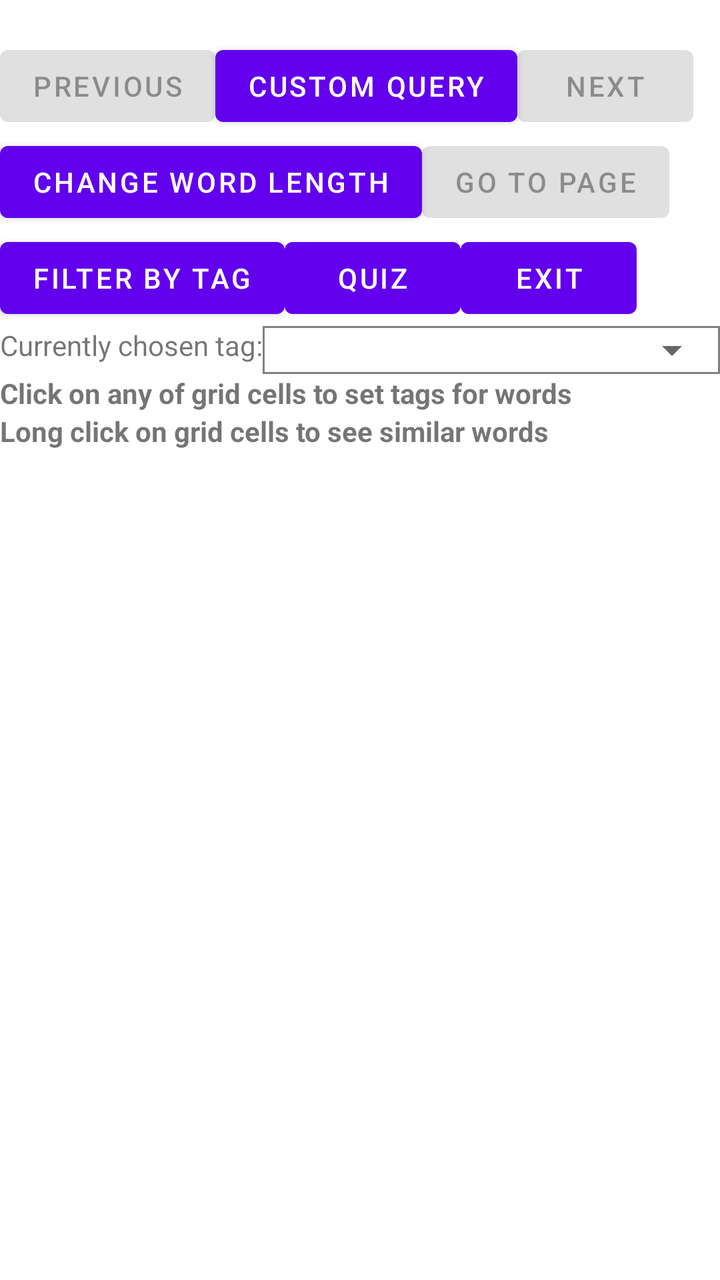
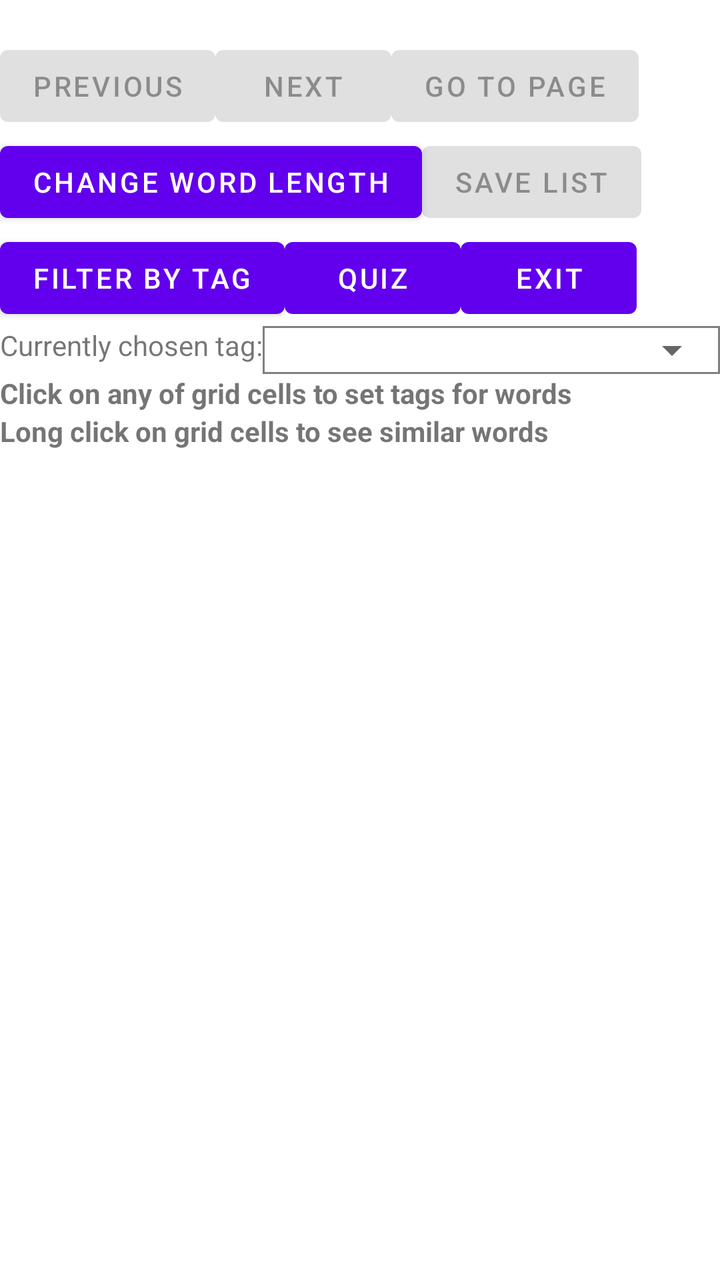

Before-and-after screenshots of an Android layout around one commit, followed by the original layout XML and the change that was made.
<!-- AndroidManifest.xml: application theme Theme.WordQuiz -->
<!-- res/layout/app_bar_report.xml -->
<?xml version="1.0" encoding="utf-8"?>
<LinearLayout xmlns:android="http://schemas.android.com/apk/res/android"
    xmlns:tools="http://schemas.android.com/tools"
    android:layout_width="match_parent"
    android:layout_height="wrap_content"
    android:orientation="vertical"
    tools:context=".MainActivity">
    <TextView
        android:layout_width="wrap_content"
        android:layout_height="wrap_content"
        android:textStyle="bold"
        android:id="@+id/textview6">
    </TextView>
    <LinearLayout
        android:layout_width="match_parent"
        android:layout_height="wrap_content"
        android:orientation="horizontal">
        <Button
            android:layout_width="wrap_content"
            android:layout_height="wrap_content"
            android:text="Previous"
            android:enabled="false"
            android:id="@+id/button6">
        </Button>
        <Button
            android:layout_width="wrap_content"
            android:layout_height="wrap_content"
            android:text="Custom Query"
            android:id="@+id/button18">
        </Button>
        <Button
            android:layout_width="wrap_content"
            android:layout_height="wrap_content"
            android:text="Next"
            android:enabled="false"
            android:id="@+id/button7">
        </Button>
    </LinearLayout>
    <LinearLayout
        android:layout_width="match_parent"
        android:layout_height="wrap_content"
        android:orientation="horizontal">
        <Button
            android:layout_width="wrap_content"
            android:layout_height="wrap_content"
            android:text="Change Word Length"
            android:id="@+id/button8">
        </Button>
        <Button
            android:layout_width="wrap_content"
            android:layout_height="wrap_content"
            android:text="Go To Page"
            android:enabled="false"
            android:id="@+id/button16">
        </Button>
    </LinearLayout>
    <LinearLayout
        android:layout_width="match_parent"
        android:layout_height="wrap_content"
        android:orientation="horizontal">
        <Button
            android:layout_width="wrap_content"
            android:layout_height="wrap_content"
            android:text="Filter By Tag"
            android:id="@+id/button13">
        </Button>
        <Button
            android:layout_width="wrap_content"
            android:layout_height="wrap_content"
            android:text="Quiz"
            android:id="@+id/button9">
        </Button>
        <Button
            android:layout_width="wrap_content"
            android:layout_height="wrap_content"
            android:text="Exit"
            android:id="@+id/button14">
        </Button>
    </LinearLayout>
    <LinearLayout
        android:layout_width="match_parent"
        android:layout_height="wrap_content"
        android:orientation="horizontal">
        <TextView
            android:layout_width="wrap_content"
            android:layout_height="wrap_content"
            android:text="Currently chosen tag:"
            android:id="@+id/textview26">
        </TextView>
        <FrameLayout
            android:layout_width="match_parent"
            android:layout_height="wrap_content"
            android:background="@drawable/rectangle">
            <Spinner
                android:id="@+id/spinner4"
                android:layout_width="match_parent"
                android:layout_height="wrap_content" />
        </FrameLayout>
    </LinearLayout>
    <TextView
        android:layout_width="wrap_content"
        android:layout_height="wrap_content"
        android:text="Click on any of grid cells to set tags for words"
        android:textStyle="bold"
        android:id="@+id/textview24">
    </TextView>
    <TextView
        android:layout_width="wrap_content"
        android:layout_height="wrap_content"
        android:text="Long click on grid cells to see similar words"
        android:textStyle="bold"
        android:id="@+id/textview25">
    </TextView>
    <androidx.core.widget.NestedScrollView
        android:layout_width="match_parent"
        android:layout_height="wrap_content">
        <androidx.recyclerview.widget.RecyclerView
            android:id="@+id/gridview2"
            android:clipToPadding="false"
            android:layout_width="match_parent"
            android:layout_height="wrap_content" />
    </androidx.core.widget.NestedScrollView>
</LinearLayout>
<!-- resources referenced by this layout -->
<resources>
  <!-- drawable rectangle (drawable) -->
  <?xml version="1.0" encoding="utf-8"?>
  <shape xmlns:android="http://schemas.android.com/apk/res/android">
      <stroke
          android:width="1dp"
          android:color="@color/gray"/>
  </shape>
  <style name="Theme.WordQuiz" parent="Theme.MaterialComponents.DayNight.NoActionBar">
          
          <item name="colorPrimary">@color/purple_500</item>
          <item name="colorPrimaryVariant">@color/purple_700</item>
          <item name="colorOnPrimary">@color/white</item>
          
          <item name="colorSecondary">@color/teal_200</item>
          <item name="colorSecondaryVariant">@color/teal_700</item>
          <item name="colorOnSecondary">@color/black</item>
          
          <item name="android:statusBarColor" tools:targetApi="l">?attr/colorPrimaryVariant</item>
          
      </style>
  <color name="gray">#FF808080</color>
  <color name="purple_500">#FF6200EE</color>
  <color name="purple_700">#FF3700B3</color>
  <color name="white">#FFFFFFFF</color>
  <color name="teal_200">#FF03DAC5</color>
  <color name="teal_700">#FF018786</color>
  <color name="black">#FF000000</color>
</resources>

<!-- the commit's change to res/layout/app_bar_report.xml (unified diff, before → after) -->
@@ -25,15 +25,16 @@
         <Button
             android:layout_width="wrap_content"
             android:layout_height="wrap_content"
-            android:text="Custom Query"
-            android:id="@+id/button18">
+            android:text="Next"
+            android:enabled="false"
+            android:id="@+id/button7">
         </Button>
         <Button
             android:layout_width="wrap_content"
             android:layout_height="wrap_content"
-            android:text="Next"
+            android:text="Go To Page"
             android:enabled="false"
-            android:id="@+id/button7">
+            android:id="@+id/button16">
         </Button>
     </LinearLayout>
     <LinearLayout
@@ -49,9 +50,9 @@
         <Button
             android:layout_width="wrap_content"
             android:layout_height="wrap_content"
-            android:text="Go To Page"
+            android:text="Save List"
             android:enabled="false"
-            android:id="@+id/button16">
+            android:id="@+id/button101">
         </Button>
     </LinearLayout>
     <LinearLayout
